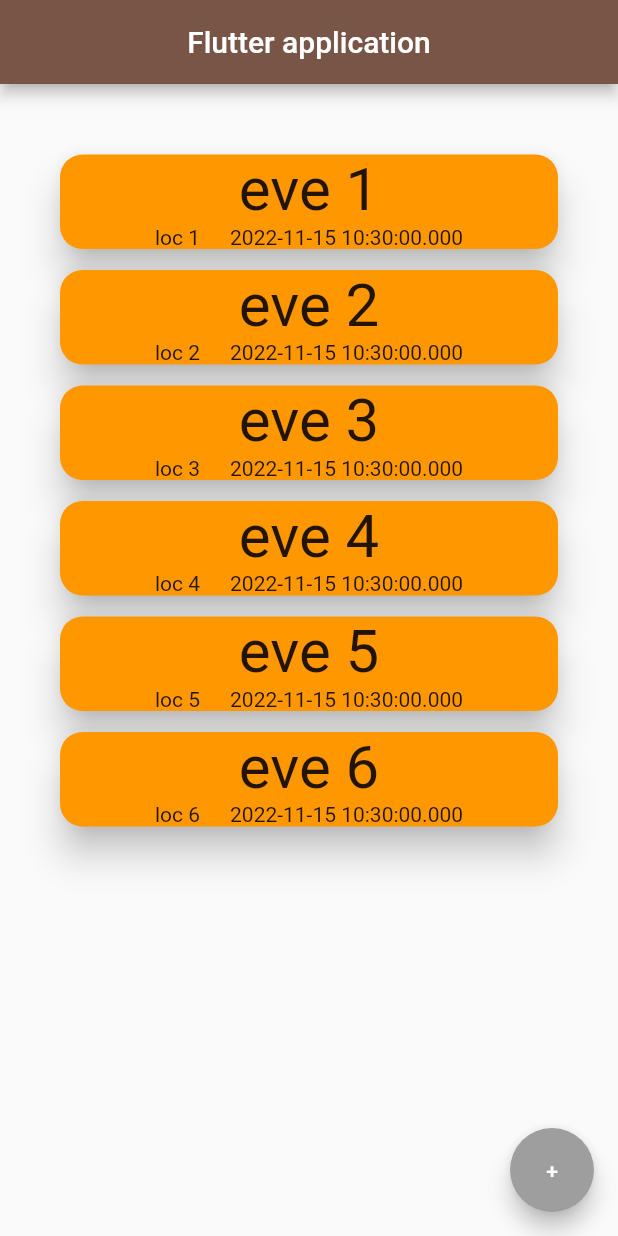
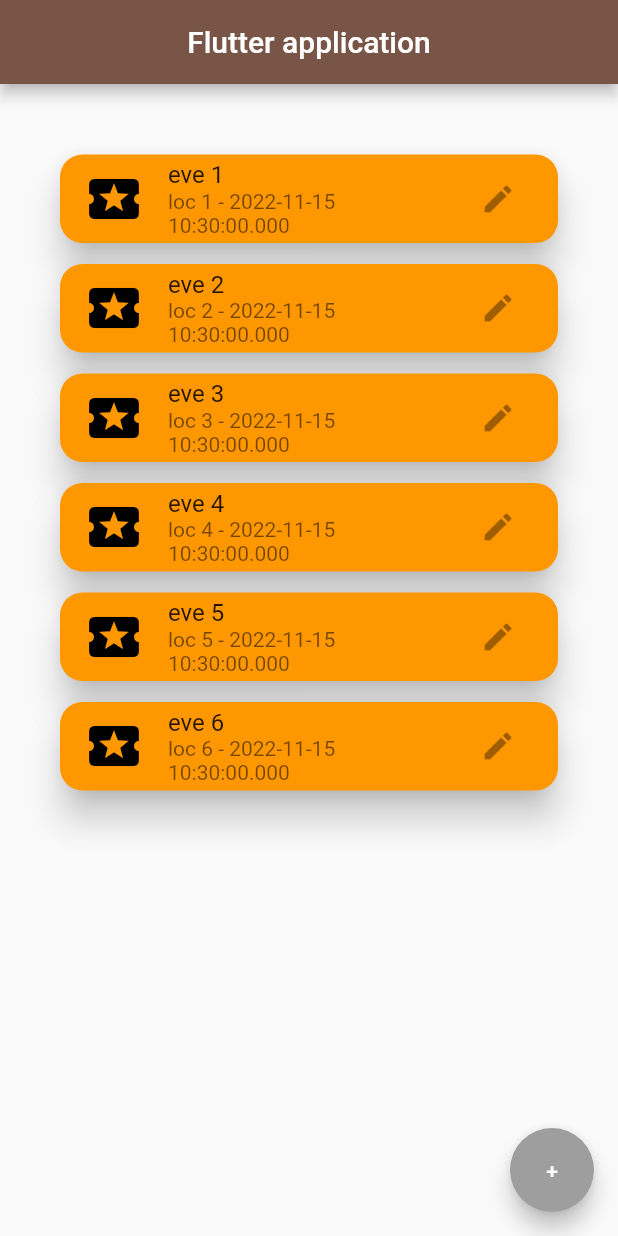
Before and after one commit to olimpijskijDev/flutter, a Flutter app: the screen it shows after launch, on a phone screen of 412 x 824 dp. Run offline on Flutter 3.47's test engine with Material 2 defaults, Android fonts, the light colour scheme and no system bars; project files that could hold a hidden picture were left out.

Commit message:
events_2

```diff
--- a/lib/main.dart
+++ b/lib/main.dart
@@ -31,27 +31,29 @@ class FlutterTutorialApp extends StatelessWidget {
             padding: EdgeInsets.all(40),
             itemCount: events.length,
             itemBuilder: (_, index) => Card(
-                color: Colors.orange,
-                elevation: 10,
-                margin: EdgeInsets.symmetric(vertical: 7.0),
-                shape: RoundedRectangleBorder(
-                    borderRadius: BorderRadius.circular(15)),
-                child: Column(
-                  children: [
-                    Text(
-                      events[index].name,
-                      style: TextStyle(fontSize: 40),
+                  color: Colors.orange,
+                  elevation: 10,
+                  margin: EdgeInsets.symmetric(vertical: 7.0),
+                  shape: RoundedRectangleBorder(
+                      borderRadius: BorderRadius.circular(15)),
+                  child: ListTile(
+                    title: Text(events[index].name),
+                    subtitle: Text(
+                        "${events[index].location} - ${events[index].startDateTime}"),
+                    leading: Icon(
+                      Icons.local_activity,
+                      color: Colors.black,
+                      size: 40.0,
                     ),
-                    Row(
-                      mainAxisAlignment: MainAxisAlignment.center,
-                      children: [
-                        Text(events[index].location),
-                        SizedBox(width: 20.0),
-                        Text(events[index].startDateTime.toString())
-                      ],
-                    )
-                  ],
-                ))),
+                    trailing: IconButton(
+                      icon: Icon(Icons.edit),
+                      onPressed: null,
+                    ),
+                    onTap: () => print("${events[index].name} -- tap"),
+                    onLongPress: () =>
+                        print("${events[index].name} -- longtap"),
+                  ),
+                )),
         floatingActionButton: FloatingActionButton(
           onPressed: () {},
           child: Text("+"),
```
